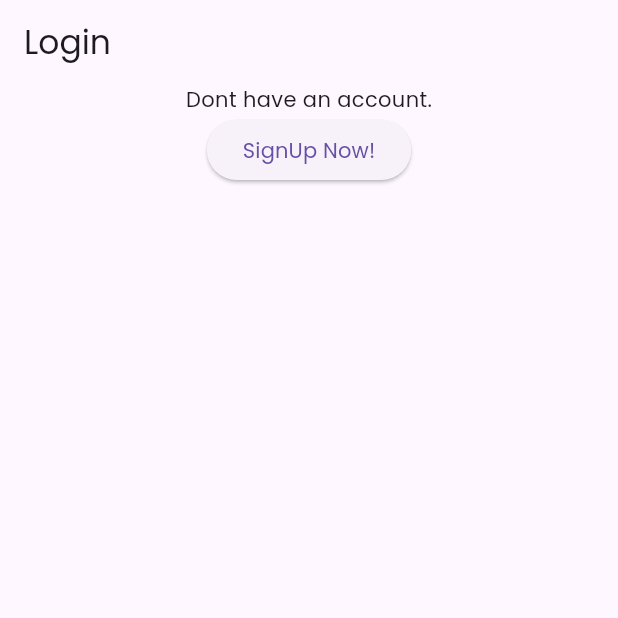
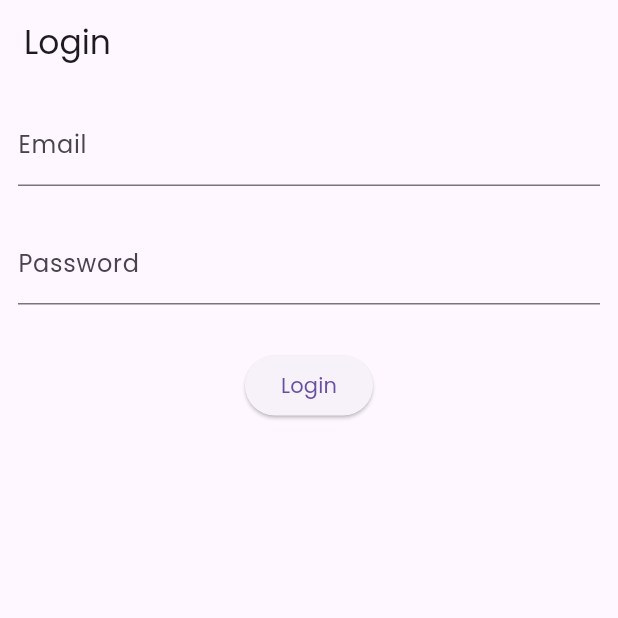
Before and after one commit to Yasitha-Bhanuka/GlobalChat-Flutter-App, a Flutter app: the screen it shows after launch, on a phone screen of 412 x 824 dp, the top half of it. Run offline on Flutter 3.47's test engine with Material 3 defaults, Android fonts, the phone set to English and light mode, and no system bars; our stand-ins replace firebase_auth, firebase_core; accounts and stored records are empty.

```diff
--- /dev/null
+++ b/lib/controllers/login_controller.dart
@@ -0,0 +1,32 @@
+import 'package:firebase_auth/firebase_auth.dart';
+import 'package:flutter/material.dart';
+import 'package:globalchat/screens/dashboard_screen.dart';
+
+class LoginController {
+  static Future<void> login(
+      {required BuildContext context,
+      required String emailController,
+      required String passwordController}) async {
+    try {
+      // create account
+      await FirebaseAuth.instance.signInWithEmailAndPassword(
+          email: emailController, password: passwordController);
+
+      Navigator.pushAndRemoveUntil(context,
+          MaterialPageRoute(builder: (context) {
+        return DashboardScreen();
+      }), (route) => false);
+
+      print("Account login successfully");
+    } catch (e) {
+      SnackBar messageSnackBar = SnackBar(
+        backgroundColor: Colors.red,
+        content: Text(e.toString()),
+      );
+
+      ScaffoldMessenger.of(context).showSnackBar(messageSnackBar);
+
+      print(e);
+    }
+  }
+}
--- a/lib/screens/login_screen.dart
+++ b/lib/screens/login_screen.dart
@@ -1,5 +1,6 @@
 import 'package:flutter/material.dart';
-import 'package:globalchat/screens/signup_screen.dart';
+import 'package:globalchat/controllers/login_controller.dart';
+import 'package:globalchat/controllers/signup_controller.dart';
 
 class LoginScreen extends StatefulWidget {
   const LoginScreen({super.key});
@@ -9,24 +10,69 @@ class LoginScreen extends StatefulWidget {
 }
 
 class _LoginScreenState extends State<LoginScreen> {
+  var userForm = GlobalKey<FormState>();
+
+  TextEditingController emailController = TextEditingController();
+  TextEditingController passwordController = TextEditingController();
+
   @override
   Widget build(BuildContext context) {
     return Scaffold(
       appBar: AppBar(
         title: Text("Login"),
       ),
-      body: Center(
-        child: Column(
-          children: [
-            Text("Dont have an account."),
-            ElevatedButton(
-                onPressed: () {
-                  Navigator.push(context, MaterialPageRoute(builder: (context) {
-                    return SignupScreen();
-                  }));
+      body: Form(
+        key: userForm,
+        child: Padding(
+          padding: const EdgeInsets.all(12.0),
+          child: Column(
+            children: [
+              TextFormField(
+                autovalidateMode: AutovalidateMode.onUserInteraction,
+                controller: emailController,
+                validator: (value) {
+                  if (value == null || value.isEmpty) {
+                    return "Email is required";
+                  }
                 },
-                child: Text("SignUp Now!"))
-          ],
+                decoration: InputDecoration(
+                  label: Text("Email"),
+                ),
+              ),
+              SizedBox(
+                height: 23,
+              ),
+              TextFormField(
+                autovalidateMode: AutovalidateMode.onUserInteraction,
+                controller: passwordController,
+                validator: (value) {
+                  if (value == null || value.isEmpty) {
+                    return "Password is required";
+                  }
+                },
+                obscureText: true,
+                enableSuggestions: false,
+                autocorrect: false,
+                decoration: InputDecoration(
+                  label: Text("Password"),
+                ),
+              ),
+              SizedBox(
+                height: 30,
+              ),
+              ElevatedButton(
+                  onPressed: () {
+                    if (userForm.currentState!.validate()) {
+                      // create account
+                      LoginController.login(
+                          context: context,
+                          emailController: emailController.text,
+                          passwordController: passwordController.text);
+                    }
+                  },
+                  child: Text("Login"))
+            ],
+          ),
         ),
       ),
     );
```
Also changed, not shown: lib/screens/splash_screen.dart (+9 -4 lines).
